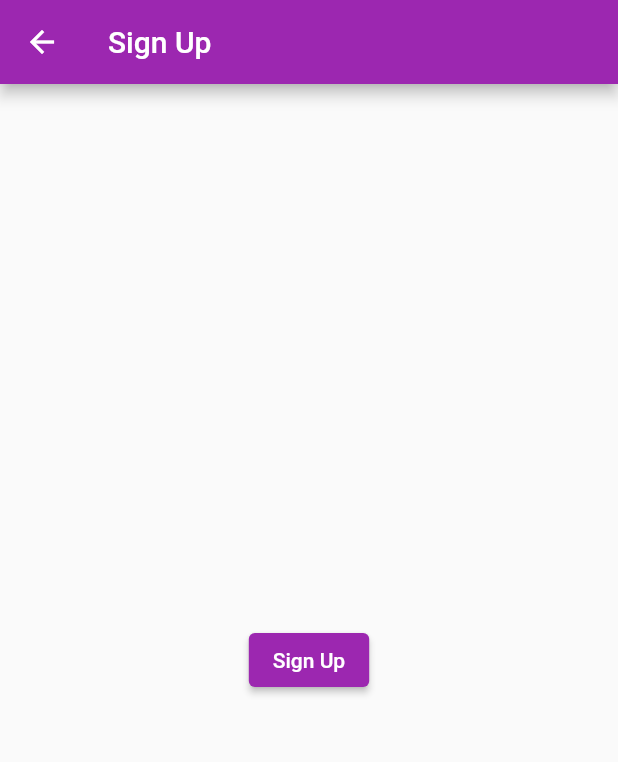
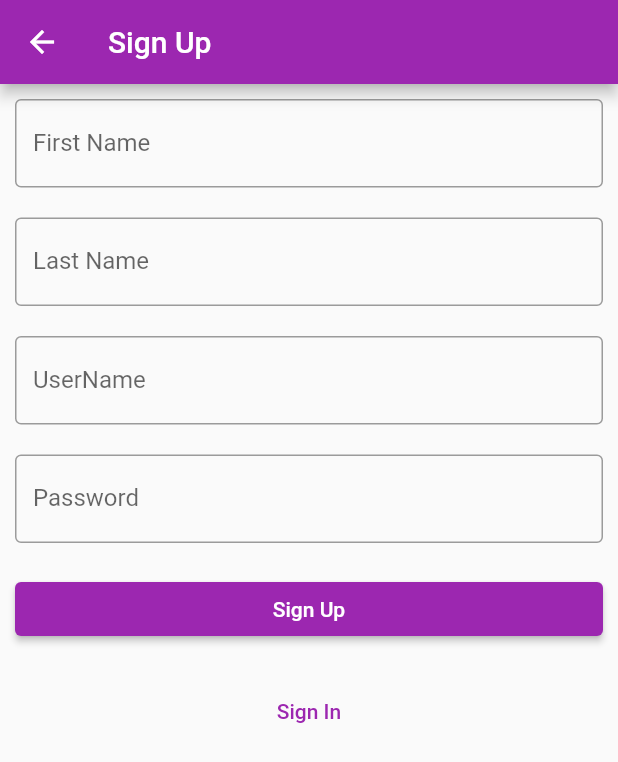
Before and after one commit to MILANydv/school_app, a Flutter app: the SignUp screen opened by its route, on a phone screen of 412 x 824 dp. Shown: the top 762 px of the screen. Run offline on Flutter 3.47's test engine with Material 2 defaults, Android fonts, the phone set to English and light mode, and no system bars; network calls fail.

Commit message:
created home and Signup page

```diff
--- a/lib/screens/signup_screen.dart
+++ b/lib/screens/signup_screen.dart
@@ -14,12 +14,65 @@ class _SignUpState extends State<SignUp> {
       appBar: AppBar(
         title: const Text('Sign Up'),
       ),
-      body: Center(
-        child: ElevatedButton(
-          child: const Text('Sign Up'),
-          onPressed: () {
-            Navigator.pushNamed(context, '/signin');
-          },
+      body: Padding(
+        padding: const EdgeInsets.all(10.0),
+        child: Column(
+          children: [
+            TextFormField(
+                decoration: const InputDecoration(
+              labelText: 'First Name',
+              hintText: 'Enter your first name',
+              border: OutlineInputBorder(),
+            )),
+            const SizedBox(
+              height: 20,
+            ),
+            TextFormField(
+                decoration: const InputDecoration(
+              labelText: 'Last Name',
+              hintText: 'Enter your last name',
+              border: OutlineInputBorder(),
+            )),
+            const SizedBox(
+              height: 20,
+            ),
+            TextFormField(
+                decoration: const InputDecoration(
+              labelText: 'UserName',
+              hintText: 'Enter your username',
+              border: OutlineInputBorder(),
+            )),
+            const SizedBox(
+              height: 20,
+            ),
+            TextFormField(
+                obscureText: true,
+                decoration: const InputDecoration(
+                  labelText: 'Password',
+                  hintText: 'Enter your Password',
+                  border: OutlineInputBorder(),
+                )),
+            const SizedBox(
+              height: 20,
+            ),
+            SizedBox(
+              width: double.infinity,
+              child: ElevatedButton(
+                child: const Text('Sign Up'),
+                onPressed: () {
+                  Navigator.pushNamed(context, '/home');
+                },
+              ),
+            ),
+            const SizedBox(
+              height: 20,
+            ),
+            TextButton(
+                onPressed: () {
+                  Navigator.pushNamed(context, '/');
+                },
+                child: const Text('Sign In'))
+          ],
         ),
       ),
     );
```
Also changed, not shown: lib/main.dart (+5 -3 lines), lib/screens/home_screen.dart (+12 -1 lines).
